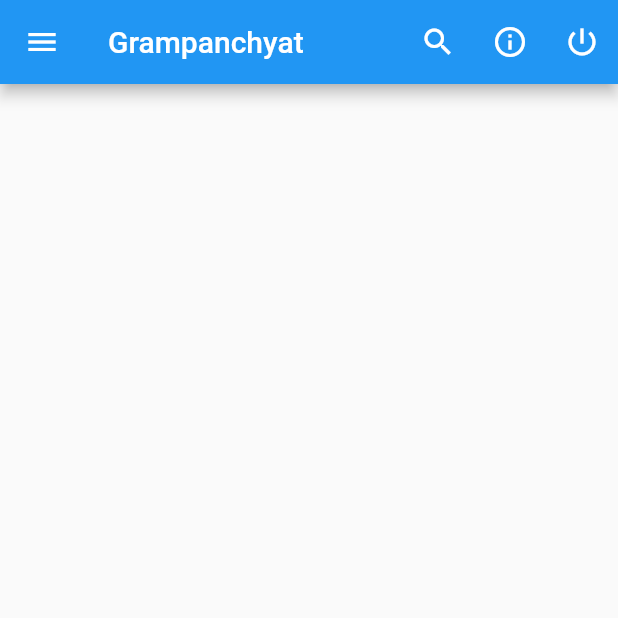
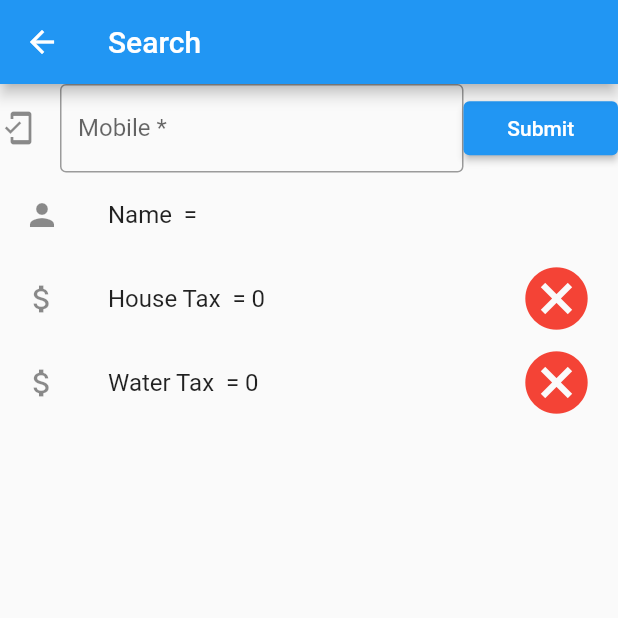
Before and after one commit to chetanshivaji/Gram, a Flutter app: the MyApp screen opened by its route, after a tap on the "search" icon, on a phone screen of 412 x 824 dp, the top half of it. Run offline on Flutter 3.47's test engine with Material 2 defaults, Android fonts, the phone set to English and light mode, and no system bars; drawn by our look-alikes of animated_text_kit; our stand-ins replace cloud_firestore, firebase_auth, firebase_core, rflutter_alert; missing offline and left inert: flutter_sms; accounts and stored records are empty; Roboto replaces fonts that are missing (Canterbury).

Commit message:
search for tax thieves implemented

```diff
--- a/lib/main.dart
+++ b/lib/main.dart
@@ -8,6 +8,7 @@ import 'screens/in.dart';
 import 'screens/out.dart';
 import 'screens/pending.dart';
 import 'screens/report.dart';
+import 'screens/search_pending.dart';
 
 import 'package:firebase_core/firebase_core.dart';
 
@@ -41,6 +42,7 @@ void main() async {
         WelcomeScreen.id: (context) => WelcomeScreen(),
         LoginScreen.id: (context) => LoginScreen(),
         RegistrationScreen.id: (context) => RegistrationScreen(),
+        searchScreen.id: (context) => searchScreen(),
       },
     ),
   );
--- a/lib/screens/myApp.dart
+++ b/lib/screens/myApp.dart
@@ -1,4 +1,5 @@
 import 'package:flutter/material.dart';
+import 'package:money/screens/search_pending.dart';
 import 'package:money/util.dart';
 import 'package:animated_text_kit/animated_text_kit.dart';
 import 'in.dart';
@@ -19,7 +20,9 @@ class MyApp extends StatelessWidget {
         title: const Text('Grampanchyat'),
         actions: <Widget>[
           IconButton(
-            onPressed: () {},
+            onPressed: () {
+              Navigator.pushNamed(context, searchScreen.id);
+            },
             icon: Icon(Icons.search),
           ),
           IconButton(
--- a/lib/screens/registration_screen.dart
+++ b/lib/screens/registration_screen.dart
@@ -113,6 +113,7 @@ class _RegistrationScreenState extends State<RegistrationScreen> {
                       String subtitle =
                           "passwrod and re entered password should match";
                       showAlertDialog(context, title, subtitle, getWrongIcon());
+                      //TODO: return if mismatch passwords.
                     }
                     //Implement registration functionality.
                     try {
--- /dev/null
+++ b/lib/screens/search_pending.dart
@@ -0,0 +1,137 @@
+import 'package:flutter/material.dart';
+import 'package:cloud_firestore/cloud_firestore.dart';
+import 'package:money/constants.dart';
+import 'package:money/util.dart';
+
+class searchScreen extends StatefulWidget {
+  static String id = "registerationscreen";
+  const searchScreen({Key? key}) : super(key: key);
+  @override
+  _searchScreenState createState() => _searchScreenState();
+}
+
+class _searchScreenState extends State<searchScreen> {
+  String mobile = "";
+  int house = 0;
+  int water = 0;
+  bool houseGiven = false;
+  bool waterGiven = false;
+  String name = "";
+
+  String _mobile = "";
+  int _house = 0;
+  int _water = 0;
+  bool _houseGiven = false;
+  bool _waterGiven = false;
+  String _name = "";
+
+  final _formKey2 = GlobalKey<FormState>();
+  @override
+  Widget build(BuildContext context) {
+    return Scaffold(
+      appBar: AppBar(
+        title: Text("Search"),
+      ),
+      body: Container(
+        child: Column(
+          children: <Widget>[
+            Row(
+              children: <Widget>[
+                Expanded(
+                  flex: 3,
+                  child: Form(
+                    key: _formKey2,
+                    child: TextFormField(
+                      decoration: InputDecoration(
+                          border: OutlineInputBorder(),
+                          icon: Icon(Icons.mobile_friendly),
+                          hintText: "Enter mobile number to search details",
+                          labelText: "Mobile *"),
+                      // The validator receives the text that the user has entered.
+                      validator: (value) {
+                        if (value == null || value.isEmpty) {
+                          return 'Please enter some text';
+                        }
+                        if (value == null || value.isEmpty) {
+                          return 'Please enter number';
+                        }
+                        if (value.length != 10) {
+                          return "Please enter 10 digits!";
+                        }
+                        mobile = value;
+                        return null;
+                      },
+                    ),
+                  ),
+                ),
+                Expanded(
+                  child: ElevatedButton(
+                    child: const Text(
+                      'Submit',
+                    ),
+                    onPressed: () async {
+                      if (_formKey2.currentState!.validate()) {
+                        // If the form is valid, display a snackbar. In the real world,
+                        // you'd often call a server or save the information in a database.
+                        ScaffoldMessenger.of(context).showSnackBar(
+                          const SnackBar(
+                            content: Text('Processing Data'),
+                          ),
+                        );
+
+                        //search DB
+                        try {
+                          await FirebaseFirestore.instance
+                              .collection(dbYear)
+                              .doc(mobile)
+                              .get()
+                              .then(
+                            (value) {
+                              var y = value.data();
+
+                              _house = y!["house"];
+                              _houseGiven = y!["houseGiven"];
+                              _water = y!["water"];
+                              _waterGiven = y!["waterGiven"];
+                              _name = y!["name"];
+                            },
+                          );
+                        } catch (e) {
+                          print(e);
+                        }
+
+                        setState(
+                          () {
+                            name = _name;
+                            house = _house;
+                            houseGiven = _houseGiven;
+                            water = _water;
+                            waterGiven = _waterGiven;
+                          },
+                        );
+                      }
+                    },
+                  ),
+                ),
+              ],
+            ),
+            ListTile(
+              leading: Icon(Icons.person),
+              title: Text("Name  = $name"),
+            ),
+            ListTile(
+              leading: Icon(Icons.attach_money),
+              title: Text("House Tax  = $house"),
+              trailing: (houseGiven == true) ? getRightIcon() : getWrongIcon(),
+            ),
+            ListTile(
+              leading: Icon(Icons.attach_money),
+              title: Text("Water Tax  = $water"),
+              trailing: (waterGiven == true) ? getRightIcon() : getWrongIcon(),
+            ),
+          ],
+        ),
+      ),
+    );
+  }
+}
--- a/lib/util.dart
+++ b/lib/util.dart
@@ -129,7 +129,7 @@ Widget formulaNew(int totalIn, int totalOut) {
 Icon getWrongIcon() {
   return Icon(
     Icons.cancel,
-    size: 100.0,
+    size: 50.0,
     color: Colors.red,
   );
 }
@@ -137,7 +137,7 @@ Icon getWrongIcon() {
 Icon getRightIcon() {
   return Icon(
     Icons.done,
-    size: 100.0,
+    size: 50.0,
     color: Colors.green,
   );
 }
```
